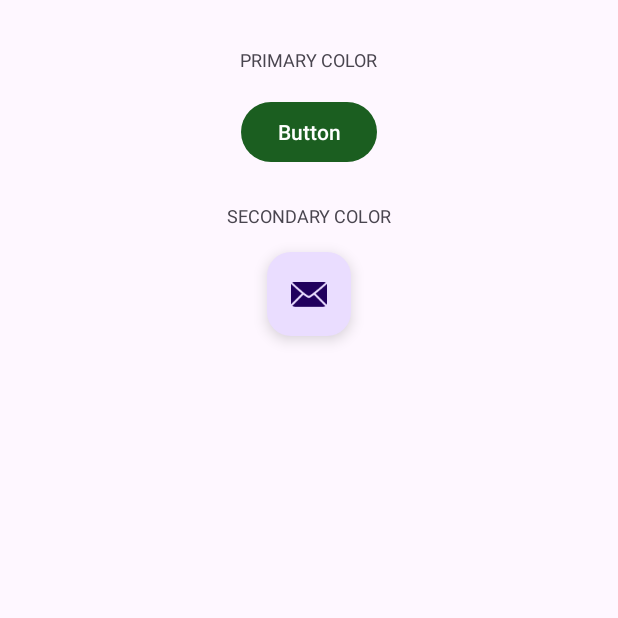
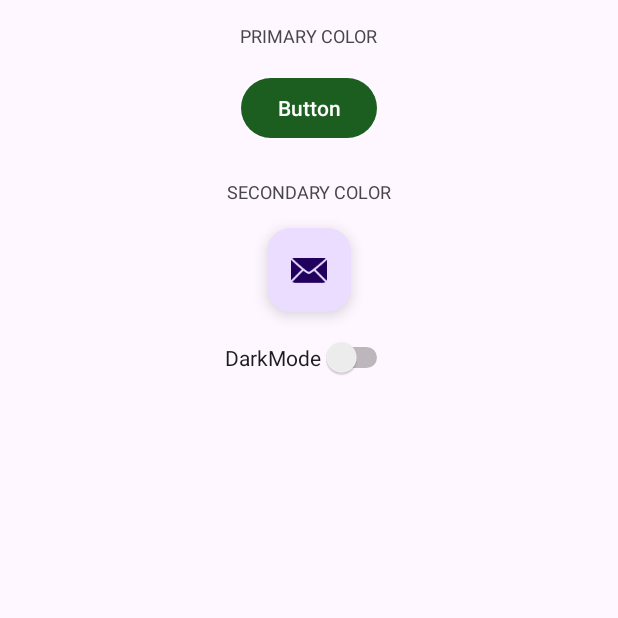
Before and after one commit to aman1sr/Android-Concepts-Learning, an Android app: the ThemeActivity screen opened directly, with no data from a screen before it, on a phone screen of 412 x 824 dp, the top half of it. Run offline under Robolectric (Android 15) with nearby library versions, the phone set to English and light mode, and no system bars.

Commit message:
theme dark light

```diff
--- a/app/src/main/java/com/petofy/androidarchdemoprojects/theme/ThemeActivity.kt
+++ b/app/src/main/java/com/petofy/androidarchdemoprojects/theme/ThemeActivity.kt
@@ -2,12 +2,36 @@ package com.petofy.androidarchdemoprojects.theme
 
 import androidx.appcompat.app.AppCompatActivity
 import android.os.Bundle
+import android.widget.CompoundButton
+import android.widget.Toast
+import androidx.appcompat.app.AppCompatDelegate
 import com.petofy.androidarchdemoprojects.R
+import com.petofy.androidarchdemoprojects.databinding.ActivityThemeBinding
 
 class ThemeActivity : AppCompatActivity() {
+    lateinit var binding: ActivityThemeBinding
     override fun onCreate(savedInstanceState: Bundle?) {
         super.onCreate(savedInstanceState)
-        setContentView(R.layout.activity_theme)
+        binding = ActivityThemeBinding.inflate(layoutInflater)
+        setContentView(binding.root)
+
+
+        /*
+        * isEnabled controls whether the switch can be interacted with.
+        * isActivated controls the visual appearance of the switch, indicating its "active" state.
+        * isChecked represents the actual on/off state of the switch.
+        * */
+        binding.switch1.setOnCheckedChangeListener { _, isChecked ->
+            if (isChecked) {
+                Toast.makeText(this, "Night Mode ON!", Toast.LENGTH_SHORT).show()
+                AppCompatDelegate.setDefaultNightMode(AppCompatDelegate.MODE_NIGHT_YES)
+//        AppCompatDelegate.setDefaultNightMode(AppCompatDelegate.MODE_NIGHT_FOLLOW_SYSTEM)
+            } else {
+                AppCompatDelegate.setDefaultNightMode(AppCompatDelegate.MODE_NIGHT_NO)
+            }
+        }
+
+
 
     }
 }
--- a/app/src/main/res/layout/activity_theme.xml
+++ b/app/src/main/res/layout/activity_theme.xml
@@ -40,4 +40,14 @@
         android:contentDescription="@string/email_icon"
         app:srcCompat="@android:drawable/ic_dialog_email" />
 
+    <Switch
+        android:id="@+id/switch1"
+        android:layout_width="wrap_content"
+        android:layout_height="30dp"
+
+        android:layout_marginTop="15dp"
+        android:layout_gravity="center"
+        android:text="DarkMode" />
+
+
 </LinearLayout>
--- a/app/src/main/res/values/themes.xml
+++ b/app/src/main/res/values/themes.xml
@@ -1,17 +1,6 @@
 <resources xmlns:tools="http://schemas.android.com/tools">
     <!-- Base application theme. -->
     <style name="Base.Theme.AndroidArchDemoProjects" parent="Theme.Material3.DayNight.NoActionBar">
-        <!-- Primary brand color. -->
-      <!--  <item name="colorPrimary">@color/purple_500</item>
-        <item name="colorPrimaryVariant">@color/purple_700</item>
-        <item name="colorOnPrimary">@color/white</item>
-        &lt;!&ndash; Secondary brand color. &ndash;&gt;
-        <item name="colorSecondary">@color/teal_200</item>
-        <item name="colorSecondaryVariant">@color/teal_700</item>
-        <item name="colorOnSecondary">@color/black</item>
-        &lt;!&ndash; Status bar color. &ndash;&gt;
-        <item name="android:statusBarColor" tools:targetApi="l">?attr/colorPrimaryVariant</item>
-   -->     <!-- Customize your theme here. -->
 
         <!-- Primary brand color. -->
         <item name="colorPrimary">@color/green</item>
```
